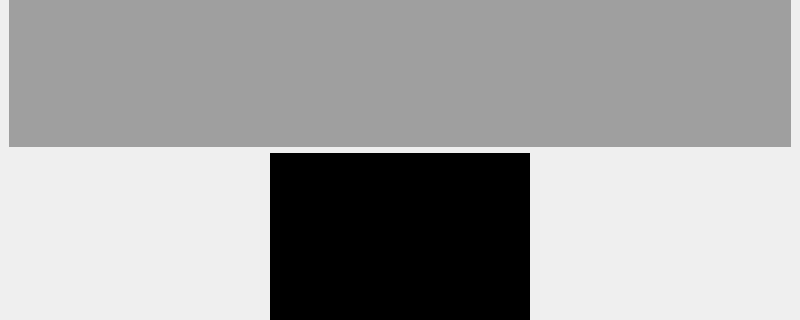
Above: viaorganizer.ui from bruceHun/pythonImageEditor before the change; both pictures show x 0 to 800 and y 181 to 501 of the 800 by 600 pixel window. Below: the same form after it.
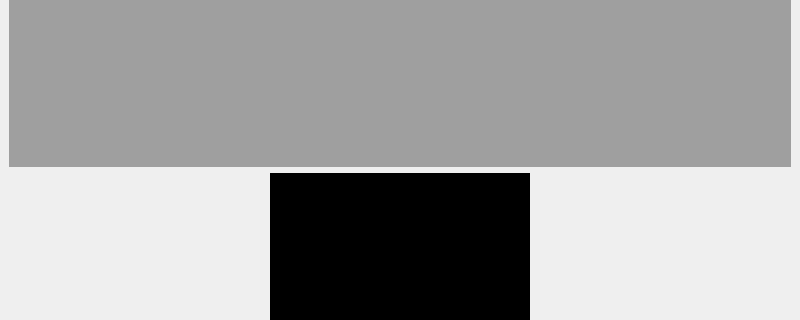
That is the form after the change.

```diff
--- a/viaorganizer.ui
+++ b/viaorganizer.ui
@@ -20,7 +20,7 @@
       <property name="maximumSize">
        <size>
         <width>16777215</width>
-        <height>300</height>
+        <height>320</height>
        </size>
       </property>
       <property name="activationOrder">
@@ -29,6 +29,18 @@
       <property name="viewMode">
        <enum>QMdiArea::SubWindowView</enum>
       </property>
+      <property name="documentMode">
+       <bool>false</bool>
+      </property>
+      <property name="tabsClosable">
+       <bool>false</bool>
+      </property>
+      <property name="tabsMovable">
+       <bool>false</bool>
+      </property>
+      <property name="tabShape">
+       <enum>QTabWidget::Rounded</enum>
+      </property>
      </widget>
     </item>
     <item>
```
Left out of the diff: 2 changed lines with no effect on the pictures.
